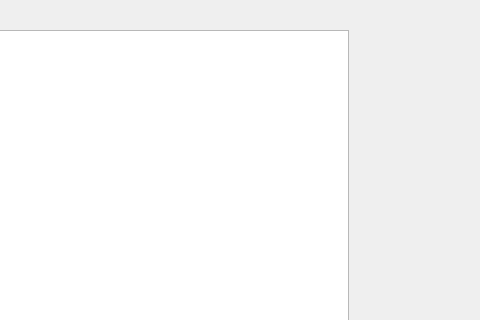
Qt form mainwindow.ui (MikhailKaz/Qt_Delivery_Data) before a commit; both pictures show x 582 to 1062 and y 0 to 320 of the 1062 by 660 pixel window.
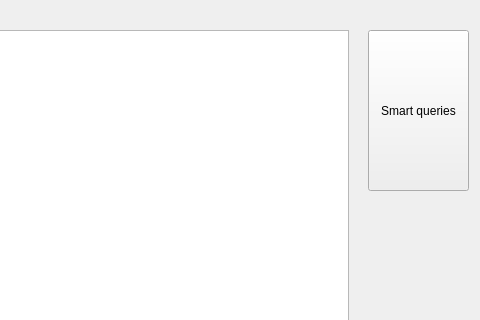
The same form after that commit.

Commit message: smart_queries начало

The edit to the form file:
```diff
--- a/mainwindow.ui
+++ b/mainwindow.ui
@@ -133,6 +133,19 @@
      </font>
     </property>
    </widget>
+   <widget class="QPushButton" name="pushButton">
+    <property name="geometry">
+     <rect>
+      <x>950</x>
+      <y>30</y>
+      <width>101</width>
+      <height>161</height>
+     </rect>
+    </property>
+    <property name="text">
+     <string>Smart queries</string>
+    </property>
+   </widget>
   </widget>
   <widget class="QMenuBar" name="menubar">
    <property name="geometry">
```
Left out of the diff: 2 changed lines with no effect on the pictures. The commit also changes 9 other files.
